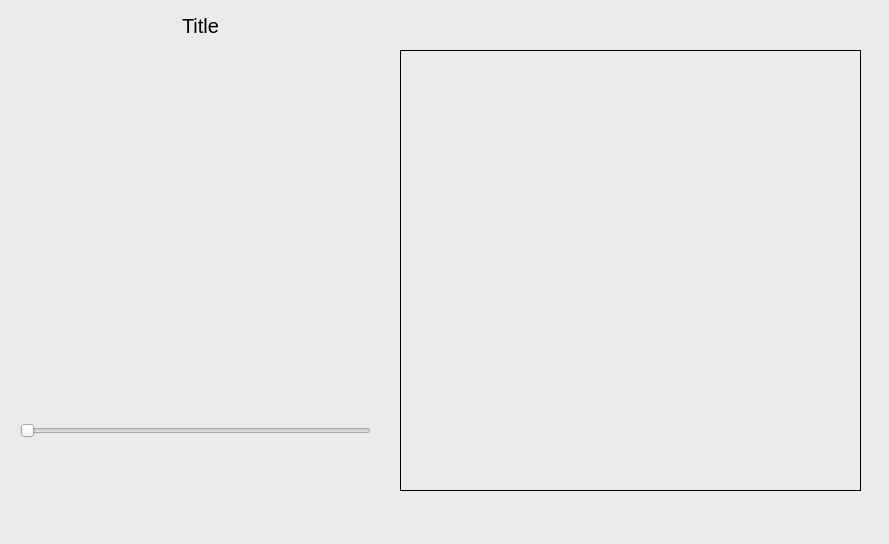
The window that src/ui/mainwindow.ui (III-koda/qt-music) describes before a commit, drawn with Qt 5.
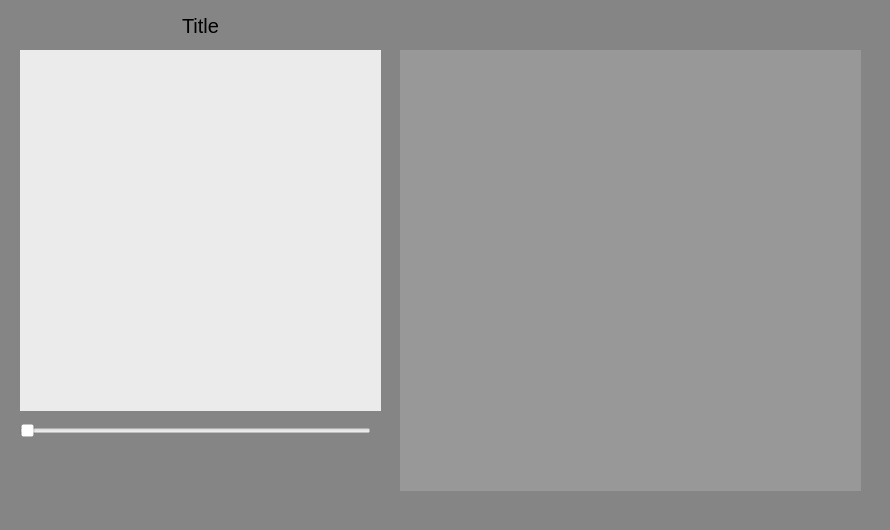
The same window after the commit. Icons and pictures are not drawn.

```diff
--- a/src/ui/mainwindow.ui
+++ b/src/ui/mainwindow.ui
@@ -6,8 +6,8 @@
    <rect>
     <x>0</x>
     <y>0</y>
-    <width>889</width>
-    <height>544</height>
+    <width>890</width>
+    <height>530</height>
    </rect>
   </property>
   <property name="windowTitle">
@@ -157,8 +157,11 @@
     <property name="autoFillBackground">
      <bool>false</bool>
     </property>
+    <property name="styleSheet">
+     <string notr="true">background-color: rgba(255, 255, 255, 39);</string>
+    </property>
     <property name="frameShape">
-     <enum>QFrame::Panel</enum>
+     <enum>QFrame::NoFrame</enum>
     </property>
     <property name="frameShadow">
      <enum>QFrame::Plain</enum>
@@ -176,7 +179,10 @@
      <enum>QAbstractScrollArea::AdjustIgnored</enum>
     </property>
     <property name="alternatingRowColors">
-     <bool>true</bool>
+     <bool>false</bool>
+    </property>
+    <property name="viewMode">
+     <enum>QListView::ListMode</enum>
     </property>
    </widget>
    <widget class="QPushButton" name="next_song_button">
@@ -281,6 +287,9 @@
     <property name="cursor">
      <cursorShape>ArrowCursor</cursorShape>
     </property>
+    <property name="styleSheet">
+     <string notr="true">background-color: rgba(255, 255, 255, 0);</string>
+    </property>
     <property name="orientation">
      <enum>Qt::Horizontal</enum>
     </property>
@@ -381,6 +390,51 @@
      </size>
     </property>
    </widget>
+   <widget class="QLabel" name="background">
+    <property name="geometry">
+     <rect>
+      <x>0</x>
+      <y>0</y>
+      <width>890</width>
+      <height>530</height>
+     </rect>
+    </property>
+    <property name="text">
+     <string/>
+    </property>
+    <property name="alignment">
+     <set>Qt::AlignCenter</set>
+    </property>
+   </widget>
+   <widget class="QLabel" name="blur">
+    <property name="geometry">
+     <rect>
+      <x>0</x>
+      <y>0</y>
+      <width>890</width>
+      <height>530</height>
+     </rect>
+    </property>
+    <property name="styleSheet">
+     <string notr="true">background-color: rgba(121, 120, 120, 227);
+</string>
+    </property>
+    <property name="text">
+     <string/>
+    </property>
+   </widget>
+   <zorder>background</zorder>
+   <zorder>blur</zorder>
+   <zorder>song_title_label</zorder>
+   <zorder>play_pause_button</zorder>
+   <zorder>dir_prompt_button</zorder>
+   <zorder>songs_list</zorder>
+   <zorder>next_song_button</zorder>
+   <zorder>prev_song_button</zorder>
+   <zorder>song_cursor_slider</zorder>
+   <zorder>replay_button</zorder>
+   <zorder>graphics_label</zorder>
+   <zorder>download_song_button</zorder>
   </widget>
   <widget class="QMenuBar" name="menubar">
    <property name="geometry">
@@ -392,7 +446,6 @@
     </rect>
    </property>
   </widget>
-  <widget class="QStatusBar" name="statusbar"/>
  </widget>
  <resources/>
  <connections/>
```
Left out of the diff: 2 changed lines with no effect on the pictures.
